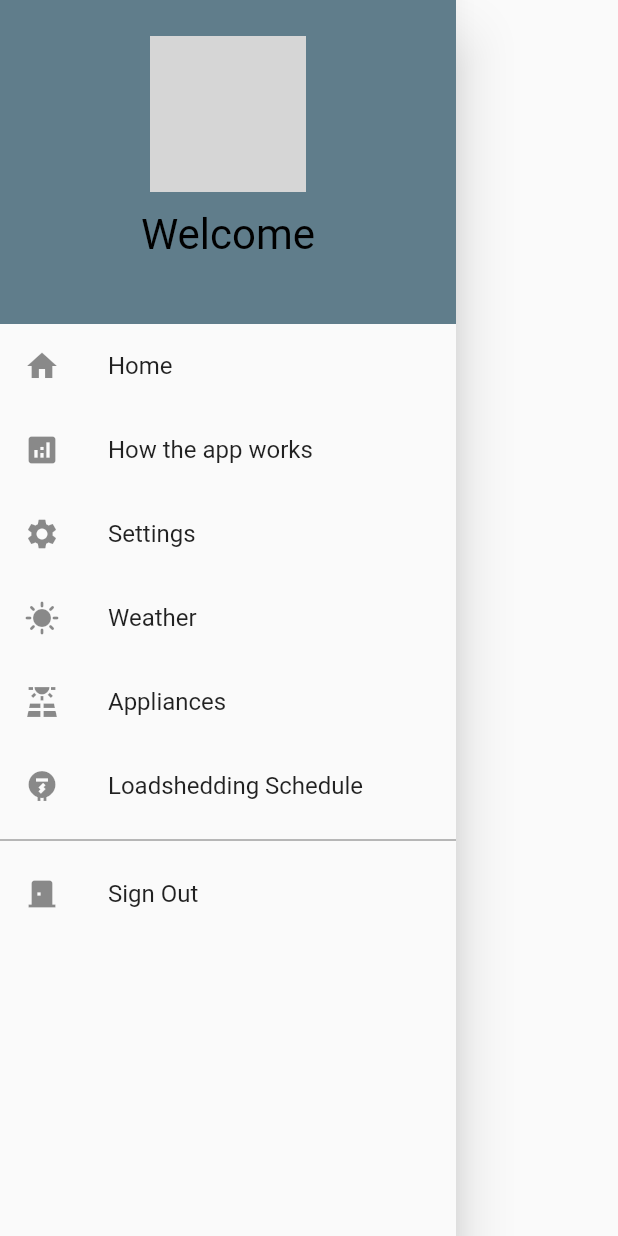
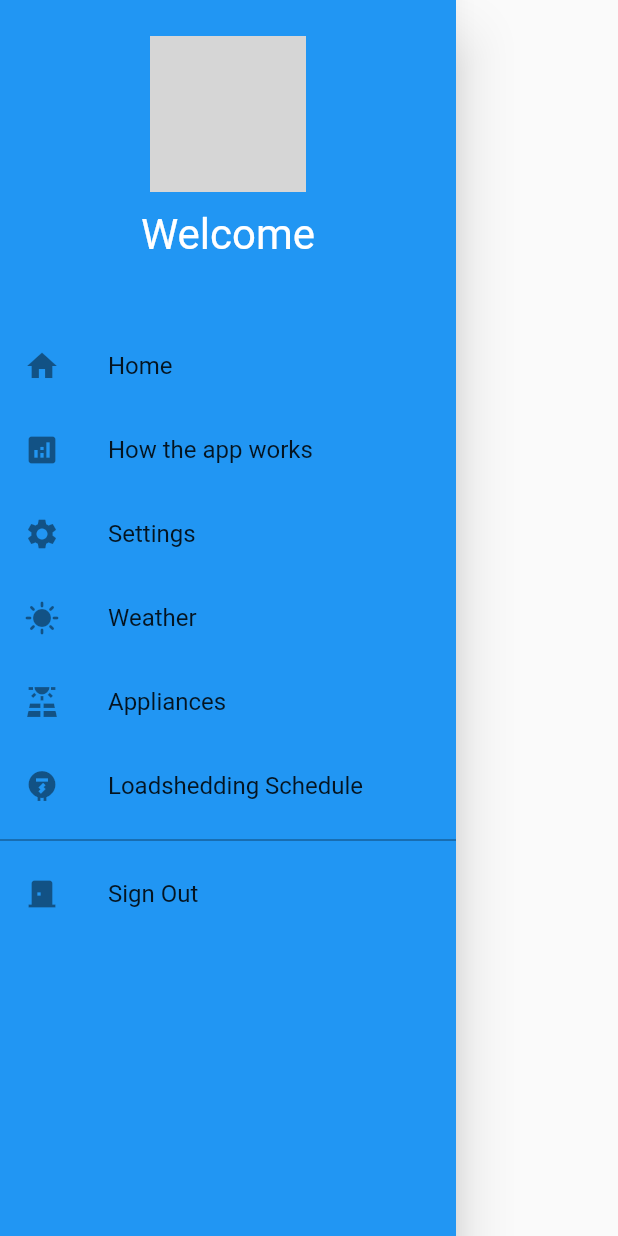
Before and after one commit to MZSFighters/MySolar, a Flutter app: the NavigationDrawer widget shown alone on an empty page, opened directly, on a phone screen of 412 x 824 dp. Run offline on Flutter 3.47's test engine with Material 2 defaults, Android fonts, the phone set to English and light mode, and no system bars; our stand-ins replace cloud_firestore, dio, firebase_auth, firebase_core, firebase_database, fl_chart and 3 more; missing offline and left inert: one_clock; accounts and stored records are empty; network calls fail; grey boxes are pictures that could not be loaded.

Commit message:
more ui stuff

```diff
--- a/lib/features/user_auth/presentation/pages/home_page.dart
+++ b/lib/features/user_auth/presentation/pages/home_page.dart
@@ -160,9 +160,9 @@ class _NotificationsDrawerState extends State<NotificationsDrawer> {
   @override
   Widget build(BuildContext context) => Drawer(
     child: Container(
-      color: Colors.blueGrey,
+      // color: Colors.blueGrey,
       child: Center(
-        child: Text('Testing PLace Holder'),
+        child: Text('Testing Place Holder'),
       ),
     ),
   );
@@ -196,7 +196,7 @@ class _NavigationDrawerState extends State<NavigationDrawer> {
 
   Widget BuildHeader(BuildContext context) => Container(
         //color: Colors.blue,
-        color: Colors.blueGrey,
+        // color: Colors.blueGrey,
         padding: EdgeInsets.only(
           top: 24 + MediaQuery.of(context).padding.top,
           bottom: 24,
@@ -211,11 +211,11 @@ class _NavigationDrawerState extends State<NavigationDrawer> {
           SizedBox(height: 12),
           Text(
             Name,
-            style: TextStyle(fontSize: 28, color: Colors.black),
+            style: TextStyle(fontSize: 28, color: Colors.white),
           ),
           Text(
             email.toString(),
-            style: TextStyle(fontSize: 16, color: Colors.black),
+            style: TextStyle(fontSize: 16, color: Colors.white),
           ),
         ]),
       );
--- a/lib/themes/themes.dart
+++ b/lib/themes/themes.dart
@@ -5,32 +5,101 @@ enum MyThemeKeys {BLUE, GREEN, ORANGE, RED, PINK, PURPLE}
 class MyThemes {
   static final ThemeData blueTheme = ThemeData(
     primaryColor: Colors.blue,
-    appBarTheme: AppBarTheme(color: Colors.blue)
+    appBarTheme: AppBarTheme(color: Colors.blue),
+    elevatedButtonTheme: ElevatedButtonThemeData(
+      style: ElevatedButton.styleFrom(
+        backgroundColor: Colors.blue
+      )
+    ),
+    drawerTheme: DrawerThemeData(
+      backgroundColor: Colors.blue
+    ),
+    floatingActionButtonTheme: FloatingActionButtonThemeData(
+      backgroundColor: Colors.blue
+    ),
   );
 
   static final ThemeData greenTheme = ThemeData(
     primaryColor: Colors.green,
-    appBarTheme: AppBarTheme(color: Colors.green)
+    appBarTheme: AppBarTheme(color: Colors.green),
+    elevatedButtonTheme: ElevatedButtonThemeData(
+      style: ElevatedButton.styleFrom(
+        backgroundColor: Colors.green
+      )
+    ),
+        drawerTheme: DrawerThemeData(
+      backgroundColor: Colors.green
+    ),
+    floatingActionButtonTheme: FloatingActionButtonThemeData(
+      backgroundColor: Colors.green
+    ),
   );
 
   static final ThemeData orangeTheme = ThemeData(
     primaryColor: Colors.deepOrange,
-    appBarTheme: AppBarTheme(color: Colors.deepOrange)
+    appBarTheme: AppBarTheme(color: Colors.deepOrange),
+    elevatedButtonTheme: ElevatedButtonThemeData(
+      style: ElevatedButton.styleFrom(
+        backgroundColor: Colors.deepOrange
+      )
+    ),
+    drawerTheme: DrawerThemeData(
+      backgroundColor: Colors.deepOrange
+    ),
+    floatingActionButtonTheme: FloatingActionButtonThemeData(
+      backgroundColor: Colors.deepOrange
+    ),
   );
 
     static final ThemeData redTheme = ThemeData(
     primaryColor: Colors.red,
-    appBarTheme: AppBarTheme(color: Colors.red)
+    appBarTheme: AppBarTheme(color: Colors.red),
+    elevatedButtonTheme: ElevatedButtonThemeData(
+      style: ElevatedButton.styleFrom(
+        backgroundColor: Colors.red
+      )
+    ),
+    drawerTheme: DrawerThemeData(
+      backgroundColor: Colors.red
+    ),
+    floatingActionButtonTheme: FloatingActionButtonThemeData(
+      backgroundColor: Colors.red
+    ),
   );
 
     static final ThemeData pinkTheme = ThemeData(
     primaryColor: Colors.pink,
-    appBarTheme: AppBarTheme(color: Colors.pink)
+    appBarTheme: AppBarTheme(color: Colors.pink),
+    elevatedButtonTheme: ElevatedButtonThemeData(
+      style: ElevatedButton.styleFrom(
+        backgroundColor: Colors.pink
+      )
+    ),
+    drawerTheme: DrawerThemeData(
+      backgroundColor: Colors.pink
+    ),
+    floatingActionButtonTheme: FloatingActionButtonThemeData(
+      backgroundColor: Colors.pink
+    ),
   );
 
     static final ThemeData purpleTheme = ThemeData(
     primaryColor: Colors.purple,
-    appBarTheme: AppBarTheme(color: Colors.purple)
+    appBarTheme: AppBarTheme(color: Colors.purple),
+    elevatedButtonTheme: ElevatedButtonThemeData(
+      style: ElevatedButton.styleFrom(
+        backgroundColor: Colors.purple
+      )
+    ),
+    drawerTheme: DrawerThemeData(
+      backgroundColor: Colors.purple
+    ),
+    floatingActionButtonTheme: FloatingActionButtonThemeData(
+      backgroundColor: Colors.purple
+    ),
+    textSelectionTheme: TextSelectionThemeData(
+      selectionColor: Colors.white
+    ),
   );
 
   static ThemeData getThemeFromKey(MyThemeKeys themeKey) {
```
